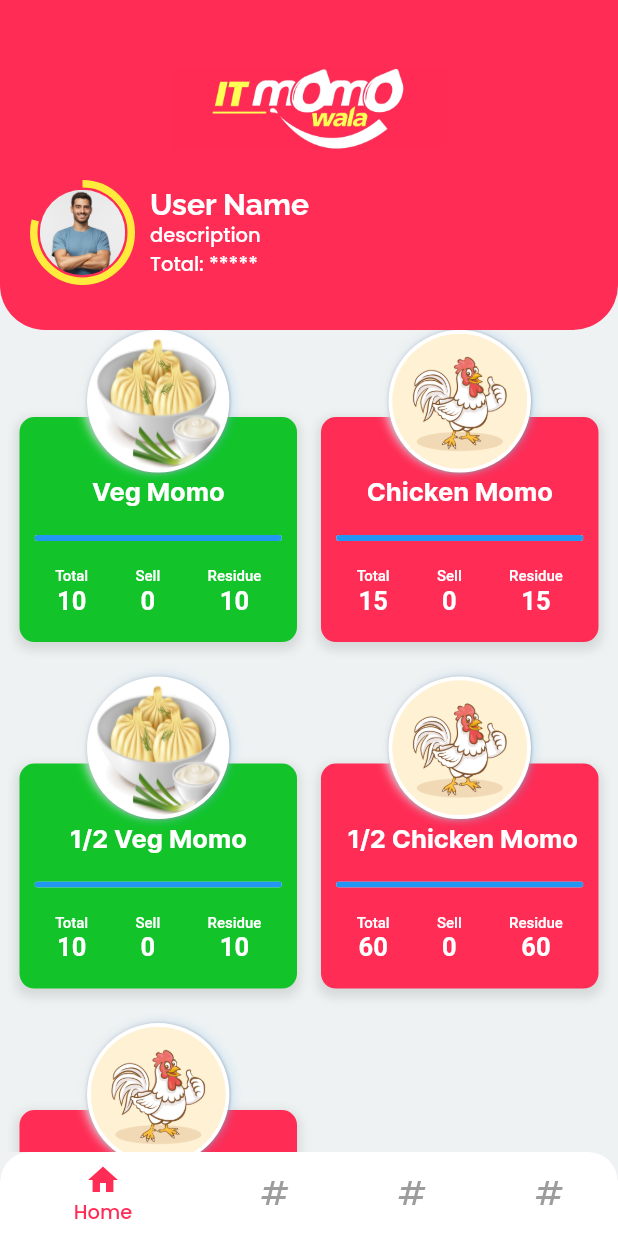
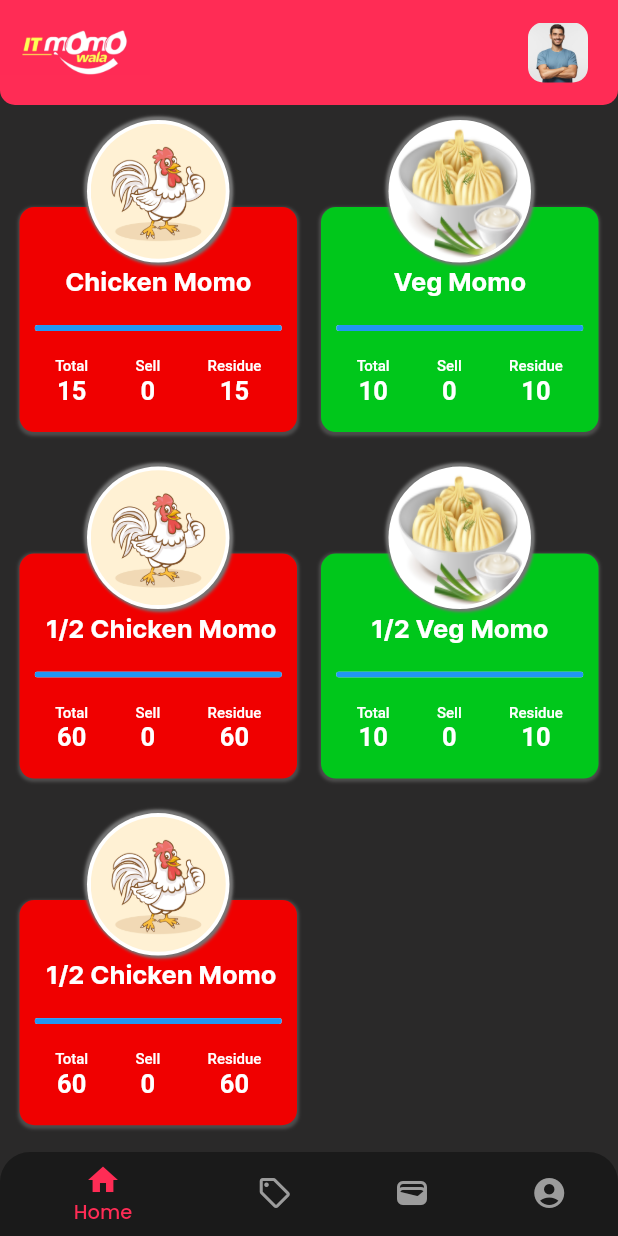
Before and after one commit to Sudiptagupta217/momo-delivery-boy-app, a Flutter app: the screen it shows after launch, after a tap on "Login", on a phone screen of 412 x 824 dp. Run offline on Flutter 3.47's test engine with Material 2 defaults, Android fonts, the phone set to English and light mode, and no system bars; drawn by our look-alikes of percent_indicator; our stand-ins replace fluttertoast; Roboto replaces fonts that are missing (Latos).

Commit message:
add menu button and set screen

```diff
--- a/lib/main.dart
+++ b/lib/main.dart
@@ -1,10 +1,12 @@
 import 'package:flutter/material.dart';
+import 'package:flutter/services.dart';
 import 'package:it_momo_wala/ui/splash_screen.dart';
 import 'package:it_momo_wala/utils/default_colors.dart';
 
 import 'ui/auth/login_screen.dart';
 
 void main() {
+
   runApp(const MyApp());
 }
 
@@ -13,11 +15,14 @@ class MyApp extends StatelessWidget {
 
   @override
   Widget build(BuildContext context) {
+    SystemChrome.setSystemUIOverlayStyle(SystemUiOverlayStyle(
+      statusBarColor: DefaultColor.delault_color, // Replace with your desired color
+    ));
+     //SystemChrome.setEnabledSystemUIOverlays([SystemUiOverlay.bottom]); // hide status bar
     return MaterialApp(
       debugShowCheckedModeBanner: false,
       title: 'Flutter Demo',
       theme: ThemeData(
-        //colorScheme: ColorScheme.fromSeed(seedColor: DefaultColor.delault_color),
       ),
       home:  SplashScreen(),
     );
--- a/lib/ui/home_screen.dart
+++ b/lib/ui/home_screen.dart
@@ -1,4 +1,5 @@
 import 'package:flutter/material.dart';
+import 'package:flutter/services.dart';
 import 'package:it_momo_wala/utils/default_colors.dart';
 
 import '../widgets/buttom_manu.dart';
@@ -16,16 +17,7 @@ class _HomeScreenState extends State<HomeScreen> {
 
   final List<Map<String, dynamic>> itemDataList = [
     {
-      'bgColor': 0xff12c429,
-      'itemName': 'Veg Momo',
-      'imagePath': "assets/images/veg_momo.jpg",
-      'totalPlates': 10.0.toDouble(),
-      'sellItem': 0.0.toDouble(),
-      'residueItem': 10.0.toDouble(),
-     // 'itemNameColor': Colors.green.shade700,
-    },
-    {
-      'bgColor': 0xffff2c55,
+      'bgColor': 0xfff00000,
       'itemName': 'Chicken Momo',
       'imagePath': "assets/images/chicken_momo.jpg",
       'totalPlates': 15.0.toDouble(),
@@ -34,7 +26,27 @@ class _HomeScreenState extends State<HomeScreen> {
     //  'itemNameColor': Colors.green.shade700,
     },
     {
-      'bgColor': 0xff12c429,
+      'bgColor': 0xff00c71b,
+      'itemName': 'Veg Momo',
+      'imagePath': "assets/images/veg_momo.jpg",
+      'totalPlates': 10.0.toDouble(),
+      'sellItem': 0.0.toDouble(),
+      'residueItem': 10.0.toDouble(),
+      // 'itemNameColor': Colors.green.shade700,
+    },
+
+
+    {
+      'bgColor': 0xfff00000,
+      'itemName': ' 1/2 Chicken Momo',
+      'imagePath': "assets/images/chicken_momo.jpg",
+      'totalPlates': 60.0.toDouble(),
+      'sellItem': 0.0.toDouble(),
+      'residueItem': 60.0.toDouble(),
+     // 'itemNameColor': Colors.green.shade700,
+    },
+    {
+      'bgColor': 0xff00c71b,
       'itemName': '1/2 Veg Momo',
       'imagePath': "assets/images/veg_momo.jpg",
       'totalPlates': 10.0.toDouble(),
@@ -44,17 +56,7 @@ class _HomeScreenState extends State<HomeScreen> {
     },
 
     {
-      'bgColor': 0xffff2c55,
-      'itemName': ' 1/2 Chicken Momo',
-      'imagePath': "assets/images/chicken_momo.jpg",
-      'totalPlates': 60.0.toDouble(),
-      'sellItem': 0.0.toDouble(),
-      'residueItem': 60.0.toDouble(),
-     // 'itemNameColor': Colors.green.shade700,
-    },
-
-    {
-      'bgColor': 0xffff2c55,
+      'bgColor': 0xfff00000,
       'itemName': ' 1/2 Chicken Momo',
       'imagePath': "assets/images/chicken_momo.jpg",
       'totalPlates': 60.0.toDouble(),
@@ -82,99 +84,115 @@ class _HomeScreenState extends State<HomeScreen> {
 
   @override
   Widget build(BuildContext context) {
+    SystemChrome.setSystemUIOverlayStyle(SystemUiOverlayStyle(
+      statusBarColor: DefaultColor.delault_color, // Replace with your desired color
+    ));
+
     return Scaffold(
-
-     backgroundColor:  Color(0xffeef2f3),
-
+     backgroundColor: DefaultColor.bg_color,
 
       bottomNavigationBar: BottomMenu(
         selectedIndex: selectedIndex,
         onClicked: onClicked,
       ),
 
-      body: Container(
+      body: SafeArea(
         child: Column(
           mainAxisAlignment: MainAxisAlignment.start,
           crossAxisAlignment: CrossAxisAlignment.start,
           children: [
 
             Container(
-              height: 220,
+              height: 70,
+              width: double.infinity,
               decoration: const BoxDecoration(
                 color: DefaultColor.delault_color,
-                 borderRadius: BorderRadius.only(bottomRight: Radius.circular(30),bottomLeft: Radius.circular(30))
+                 borderRadius: BorderRadius.only(bottomRight: Radius.circular(10),bottomLeft: Radius.circular(10))
               ),
-              child: Column(
-                crossAxisAlignment: CrossAxisAlignment.start,
+              child: Row(
+                crossAxisAlignment: CrossAxisAlignment.center,
                 mainAxisAlignment: MainAxisAlignment.start,
                 children: [
 
                   Container(
-                      margin: EdgeInsets.only(top: 45),
-                      width: double.infinity,
-                      height: 55,
-                      child: Image.asset("assets/images/logo_mini.png",fit: BoxFit.fitHeight,)),
+                      height: 30,
+                      child: Image.asset("assets/images/logo_mini.png",fit: BoxFit.fill,)),
 
-                  Row(
-                    children: [
-                      Container(
-                        margin: EdgeInsets.only(left: 20,top: 20),
-                        child: CircularPercentIndicator(
-                          radius: 35.0,
-                          lineWidth: 5.0,
-                          percent: 0.79,
-                          center:Column(
-                            mainAxisAlignment: MainAxisAlignment.center,
-                            crossAxisAlignment: CrossAxisAlignment.center,
-                            children: [
-                              ClipRRect(
-                                borderRadius: BorderRadius.all(Radius.circular(50)),
-                                  child: Container(
-                                    height: 57,
-                                    width: 57,
-                                      child: Image.asset("assets/images/man.jpg",fit: BoxFit.cover,)))
-                            ],),
-                          progressColor: Colors.yellow.shade500,
-                          backgroundColor: Colors.transparent,
-                        ),
-                      ),
-
-                      SizedBox(width: 10,),
-
-                      Column(
-                        crossAxisAlignment: CrossAxisAlignment.start,
-                        children: [
-                          SizedBox(height: 20,),
-                          Text("User Name",style: TextStyle(color: DefaultColor.white,fontSize: 20,fontWeight: FontWeight.w600,fontFamily: "Raleway"),),
-                          Text("description",style: TextStyle(color: DefaultColor.white,fontSize: 13,fontWeight: FontWeight.w500,fontFamily: "Poppins"),),
-                          Row(
-                            //mainAxisAlignment: MainAxisAlignment.center,
-                            children: [
-                              Text("Total: ",style: TextStyle(color: DefaultColor.white,fontSize: 13,fontWeight: FontWeight.w500,fontFamily: "Poppins"),),
+                  Spacer(),
 
 
-                              GestureDetector(
-                                onTap: toggleText,
-                                  child: Text(showText ? "Rs. 1000" : '*****',style: TextStyle(color: DefaultColor.white,fontSize: 13,fontWeight: FontWeight.w500,fontFamily: "Poppins"),)),
+                   Container(
+                     margin: EdgeInsets.only(right: 20),
+                      child:
+                            ClipRRect(
+                                borderRadius: BorderRadius.all(Radius.circular(10)),
+                                child: Container(
+                                    height: 40,
+                                    width: 40,
+                                    child: Image.asset("assets/images/man.jpg",fit: BoxFit.cover,)))
+                    ),
 
 
-                            ],
-                          ),
-                        ],
-                      )
-                    ],
-                  ),
+                  // Row(
+                  //   children: [
+                  //     Container(
+                  //       margin: EdgeInsets.only(left: 20,top: 20),
+                  //       child: CircularPercentIndicator(
+                  //         radius: 35.0,
+                  //         lineWidth: 5.0,
+                  //         percent: 0.79,
+                  //         center:Column(
+                  //           mainAxisAlignment: MainAxisAlignment.center,
+                  //           crossAxisAlignment: CrossAxisAlignment.center,
+                  //           children: [
+                  //             ClipRRect(
+                  //               borderRadius: BorderRadius.all(Radius.circular(50)),
+                  //                 child: Container(
+                  //                   height: 57,
+                  //                   width: 57,
+                  //                     child: Image.asset("assets/images/man.jpg",fit: BoxFit.cover,)))
+                  //           ],),
+                  //         progressColor: Colors.yellow.shade500,
+                  //         backgroundColor: Colors.transparent,
+                  //       ),
+                  //     ),
+                  //
+                  //     SizedBox(width: 10,),
+                  //
+                  //     Column(
+                  //       crossAxisAlignment: CrossAxisAlignment.start,
+                  //       children: [
+                  //         SizedBox(height: 20,),
+                  //         Text("User Name",style: TextStyle(color: DefaultColor.white,fontSize: 20,fontWeight: FontWeight.w600,fontFamily: "Raleway"),),
+                  //         Text("description",style: TextStyle(color: DefaultColor.white,fontSize: 13,fontWeight: FontWeight.w500,fontFamily: "Poppins"),),
+                  //         Row(
+                  //           //mainAxisAlignment: MainAxisAlignment.center,
+                  //           children: [
+                  //             Text("Total: ",style: TextStyle(color: DefaultColor.white,fontSize: 13,fontWeight: FontWeight.w500,fontFamily: "Poppins"),),
+                  //
+                  //
+                  //             GestureDetector(
+                  //               onTap: toggleText,
+                  //                 child: Text(showText ? "Rs. 1000" : '*****',style: TextStyle(color: DefaultColor.white,fontSize: 13,fontWeight: FontWeight.w500,fontFamily: "Poppins"),)),
+                  //
+                  //
+                  //           ],
+                  //         ),
+                  //       ],
+                  //     )
+                  //   ],
+                  // ),
 
                 ],
               ),
             ),
 
             Expanded(
-              child: Container(
-               // margin: EdgeInsets.symmetric(horizontal: 5),
-                padding: EdgeInsets.symmetric(horizontal: 5),
+              child:
+              Container(
+                padding: EdgeInsets.only(left: 5,right: 5),
                 decoration: const BoxDecoration(
-                    color: Color(0xffeef2f3),
+                    color: Color(0xff2a2929),
                     borderRadius: BorderRadius.only(topRight: Radius.circular(25),topLeft: Radius.circular(25)),
                 ),
                 child: GridView.count(
--- a/lib/utils/default_colors.dart
+++ b/lib/utils/default_colors.dart
@@ -2,6 +2,7 @@ import 'package:flutter/material.dart';
 
 class DefaultColor{
   static const delault_color =  Color(0xffff2c55);
+  static const bg_color =  Color(0xff2a2929);
   static const white =  Color(0xffffffff);
 
 
--- a/lib/widgets/buttom_manu.dart
+++ b/lib/widgets/buttom_manu.dart
@@ -1,6 +1,10 @@
 import 'package:flutter/material.dart';
 import 'package:it_momo_wala/ui/home_screen.dart';
+import 'package:it_momo_wala/ui/profile_screen.dart';
 import 'package:it_momo_wala/utils/default_colors.dart';
+
+import '../ui/earning_screen.dart';
+import '../ui/sell_screen.dart';
 
 class BottomMenu extends StatelessWidget {
   final selectedIndex;
@@ -12,7 +16,7 @@ class BottomMenu extends StatelessWidget {
     return Container(
 
       decoration: const BoxDecoration(
-        color: Color(0xffeef2f3),
+        color: Color(0xff2a2929),
         // boxShadow: [
         //   BoxShadow(
         //       color: Color(0xffDDDDDD),
@@ -33,26 +37,26 @@ class BottomMenu extends StatelessWidget {
             BottomNavigationBarItem(
               icon: Icon(Icons.home),
               label: 'Home',
-              backgroundColor: Color(0xFFFFFFFF),
+              backgroundColor: Color(0xff1a1a1a),
             ),
 
             BottomNavigationBarItem(
-              icon: Icon(Icons.numbers),
-              label: 'Shop ',
-              backgroundColor: Color(0xFFFFFFFF),
+              icon: Icon(Icons.sell_outlined),
+              label: 'Sell ',
+              backgroundColor: Color(0xff1a1a1a),
             ),
 
             BottomNavigationBarItem(
-              icon: Icon(Icons.numbers),
-              label: 'Wallet',
-              backgroundColor: Color(0xFFFFFFFF),
+              icon: Icon(Icons.wallet_rounded),
+              label: 'Earning',
+              backgroundColor: Color(0xff1a1a1a),
             ),
 
 
             BottomNavigationBarItem(
-              icon: Icon(Icons.numbers),
+              icon: Icon(Icons.account_circle),
               label: 'Profile',
-              backgroundColor: Color(0xFFFFFFFF),
+              backgroundColor: Color(0xff1a1a1a),
             )
 
 
@@ -73,15 +77,15 @@ class BottomMenu extends StatelessWidget {
                 break;
               case 1:
                 onClicked;
-                Navigator.pushNamed(context, "/shop_now");
+                Navigator.push(context, MaterialPageRoute(builder: (context) => SellScreen(),));
                 break;
               case 2:
                 onClicked;
-                Navigator.pushNamed(context, "/wallet");
+                Navigator.push(context, MaterialPageRoute(builder: (context) => EarningScreen(),));
                 break;
                 case 3:
                 onClicked;
-                Navigator.pushNamed(context, "/profile");
+                Navigator.push(context, MaterialPageRoute(builder: (context) => ProfileScreen(),));
                 break;
             }
           },
--- a/lib/widgets/item_widget.dart
+++ b/lib/widgets/item_widget.dart
@@ -52,7 +52,7 @@ class _ItemWidgetState extends State<ItemWidget> {
         highlightColor: Colors.red.shade50,
         borderRadius: BorderRadius.circular(10),
         child: Container(
-        margin: EdgeInsets.only(bottom: 10),
+        margin: EdgeInsets.only(top: 10),
           child: Stack(
             children: [
               Container(
@@ -77,9 +77,9 @@ class _ItemWidgetState extends State<ItemWidget> {
                           boxShadow: [
                             BoxShadow(
                               color: Colors.grey.withOpacity(0.3),
-                              blurRadius: 5.0,
-                              spreadRadius: 2.0,
-                              offset: Offset(0, 3),
+                              blurRadius: 1.0,
+                              spreadRadius: 1.0,
+                              offset: Offset(0, 1),
                             ),
                           ]
                       ),
@@ -198,7 +198,7 @@ class _ItemWidgetState extends State<ItemWidget> {
                                       valueColor: AlwaysStoppedAnimation<Color>(
                                         widget.residueItem > (widget.totalPlates / 4)
                                             ? Colors.blue // When residueItem is greater than (totalPlates/4), show blue color.
-                                            : Colors.red, // Otherwise, show red color.
+                                            : Colors.deepOrange, // Otherwise, show red color.
                                       ),
                                     ),
                                   ],
@@ -311,28 +311,24 @@ class _ItemWidgetState extends State<ItemWidget> {
                       boxShadow: [
                         BoxShadow(
                           blurRadius: 1.0,
-
                             offset: Offset(0, 0),
                             color:  Colors.grey.shade600,
 
                         ),
                         BoxShadow(
-                          blurRadius: 5.0,
-
+                          blurRadius: 1.0,
                           offset: Offset(-2, -2),
-                          color:  Colors.grey.shade200,
+                          color:  Colors.grey.shade600,
                         ),
                         BoxShadow(
-                          blurRadius: 5.0,
-
+                          blurRadius: 1.0,
                           offset: Offset(2, 2),
-                          color:  Colors.blue.withOpacity(0.1),
+                          color:  Colors.grey.shade600,
                         ),
                         BoxShadow(
-                          blurRadius: 5.0,
-
+                          blurRadius: 1.0,
                           offset: Offset(2, -2),
-                          color:  Colors.blue.withOpacity(0.1),
+                          color:  Colors.grey.shade600,
                         )
                       ]
 
```
Also changed, not shown: lib/ui/earning_screen.dart (added, +39 -0 lines), lib/ui/profile_screen.dart (added, +39 -0 lines), lib/ui/sell_screen.dart (added, +43 -0 lines).
